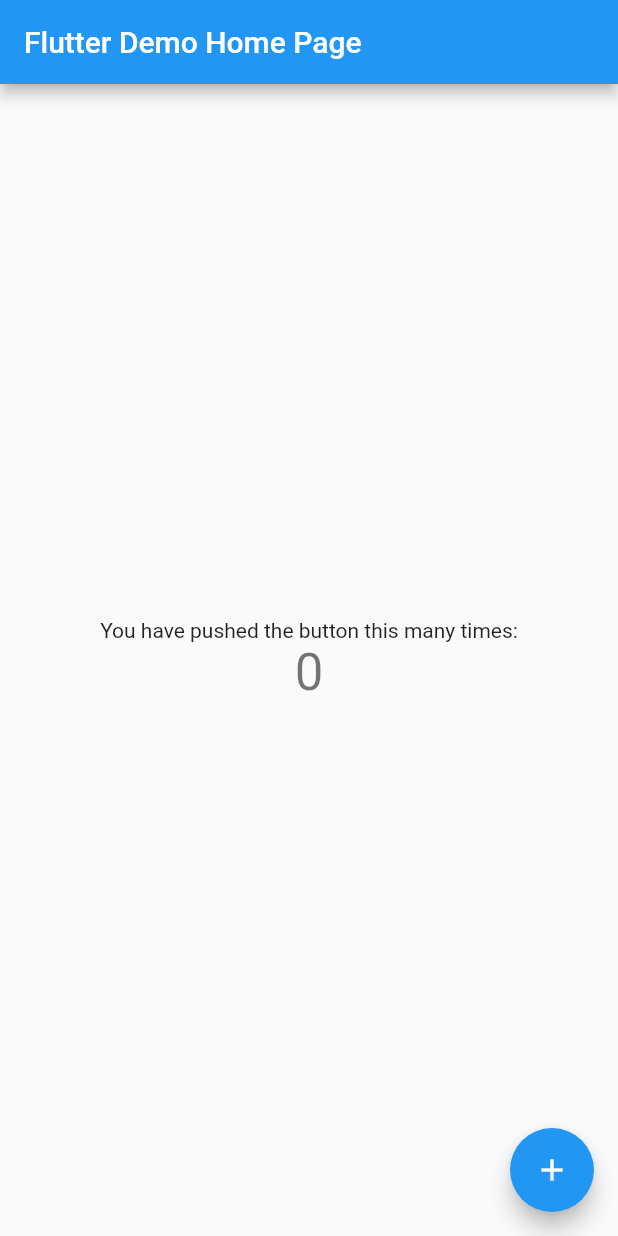
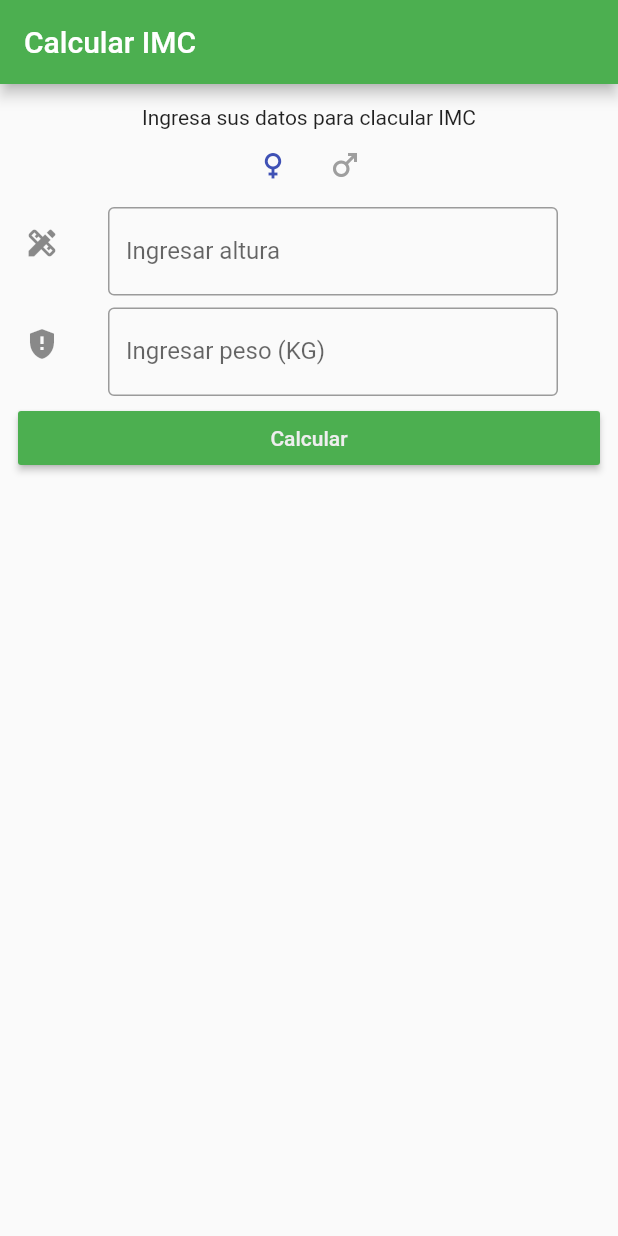
Before and after one commit to Rluthen/Moviles-Tarea-2-IMC, a Flutter app: the screen it shows after launch, on a phone screen of 412 x 824 dp. Run offline on Flutter 3.47's test engine with Material 2 defaults, Android fonts, the phone set to English and light mode, and no system bars; missing offline and left inert: dart:ffi.

```diff
--- /dev/null
+++ b/lib/home_page.dart
@@ -0,0 +1,149 @@
+import 'dart:ffi';
+import 'dart:math';
+
+import 'package:flutter/material.dart';
+
+class HomePage extends StatefulWidget {
+  const HomePage({
+    Key? key,
+  }) : super(key: key);
+
+  @override
+  _HomePageState createState() => _HomePageState();
+}
+
+class _HomePageState extends State<HomePage> {
+  var heightController = TextEditingController();
+  var weightController = TextEditingController();
+
+  num _totalAmount = 0.0;
+  bool _male = false;
+  bool _female = true;
+
+  _pressMale() {
+    setState(() {
+      _male = true;
+      _female = false;
+    });
+  }
+
+  _pressFemale() {
+    setState(() {
+      _male = false;
+      _female = true;
+    });
+  }
+
+  @override
+  Widget build(BuildContext context) {
+    return Scaffold(
+      appBar: AppBar(
+        title: Text('Calcular IMC'),
+      ),
+      body: ListView(
+        children: [
+          SizedBox(height: 14),
+          Text(
+            "Ingresa sus datos para clacular IMC",
+            textAlign: TextAlign.center,
+          ),
+          Row(
+            mainAxisAlignment: MainAxisAlignment.center,
+            children: [
+              IconButton(
+                onPressed: _pressFemale,
+                icon: Icon(
+                  Icons.female,
+                  color: _female ? Colors.indigo : Colors.grey,
+                ),
+              ),
+              IconButton(
+                onPressed: _pressMale,
+                icon: Icon(
+                  Icons.male,
+                  color: _male ? Colors.indigo : Colors.grey,
+                ),
+              )
+            ],
+          ),
+          ListTile(
+            leading: Icon(Icons.design_services),
+            title: Padding(
+              padding: EdgeInsets.only(right: 24),
+              child: TextField(
+                controller: heightController,
+                keyboardType: TextInputType.number,
+                decoration: InputDecoration(
+                  labelText: "Ingresar altura",
+                  border: OutlineInputBorder(),
+                ),
+              ),
+            ),
+          ),
+          ListTile(
+            leading: Icon(Icons.gpp_maybe),
+            title: Padding(
+              padding: EdgeInsets.only(right: 24),
+              child: TextField(
+                controller: weightController,
+                keyboardType: TextInputType.number,
+                decoration: InputDecoration(
+                  labelText: "Ingresar peso (KG)",
+                  border: OutlineInputBorder(),
+                ),
+              ),
+            ),
+          ),
+          Row(
+            children: [
+              Expanded(
+                child: Padding(
+                  padding: EdgeInsets.symmetric(horizontal: 12),
+                  child: MaterialButton(
+                    child: Text(
+                      "Calcular",
+                      style: TextStyle(color: Colors.grey[200]),
+                    ),
+                    onPressed: () {
+                      _showIMC();
+                    },
+                    color: Colors.green,
+                  ),
+                ),
+              ),
+            ],
+          ),
+        ],
+      ),
+    );
+  }
+
+  Future<void> _showIMC() async {
+    return showDialog<void>(
+      context: context,
+      barrierDismissible: false, // user must tap button!
+      builder: (BuildContext context) {
+        return AlertDialog(
+          title: Text(
+              'Tu IMC: ${num.parse(weightController.text) / pow(num.parse(heightController.text), 2)}'),
+          content: SingleChildScrollView(
+            child: ListBody(
+              children: const <Widget>[
+                Text('This is a demo alert dialog.'),
+                Text('Would you like to approve of this message?'),
+              ],
+            ),
+          ),
+          actions: <Widget>[
+            TextButton(
+              child: const Text('Aceptar'),
+              onPressed: () {
+                Navigator.of(context).pop();
+              },
+            ),
+          ],
+        );
+      },
+    );
+  }
+}
--- a/lib/main.dart
+++ b/lib/main.dart
@@ -1,113 +1,17 @@
+import 'package:calcular_imc/home_page.dart';
 import 'package:flutter/material.dart';
 
-void main() {
-  runApp(MyApp());
-}
+void main() => runApp(MyApp());
 
 class MyApp extends StatelessWidget {
-  // This widget is the root of your application.
   @override
   Widget build(BuildContext context) {
     return MaterialApp(
-      title: 'Flutter Demo',
+      title: 'Material App',
       theme: ThemeData(
-        // This is the theme of your application.
-        //
-        // Try running your application with "flutter run". You'll see the
-        // application has a blue toolbar. Then, without quitting the app, try
-        // changing the primarySwatch below to Colors.green and then invoke
-        // "hot reload" (press "r" in the console where you ran "flutter run",
-        // or simply save your changes to "hot reload" in a Flutter IDE).
-        // Notice that the counter didn't reset back to zero; the application
-        // is not restarted.
-        primarySwatch: Colors.blue,
+        primaryColor: Colors.green,
       ),
-      home: MyHomePage(title: 'Flutter Demo Home Page'),
+      home: HomePage(),
     );
   }
 }
-
-class MyHomePage extends StatefulWidget {
-  MyHomePage({Key? key, required this.title}) : super(key: key);
-
-  // This widget is the home page of your application. It is stateful, meaning
-  // that it has a State object (defined below) that contains fields that affect
-  // how it looks.
-
-  // This class is the configuration for the state. It holds the values (in this
-  // case the title) provided by the parent (in this case the App widget) and
-  // used by the build method of the State. Fields in a Widget subclass are
-  // always marked "final".
-
-  final String title;
-
-  @override
-  _MyHomePageState createState() => _MyHomePageState();
-}
-
-class _MyHomePageState extends State<MyHomePage> {
-  int _counter = 0;
-
-  void _incrementCounter() {
-    setState(() {
-      // This call to setState tells the Flutter framework that something has
-      // changed in this State, which causes it to rerun the build method below
-      // so that the display can reflect the updated values. If we changed
-      // _counter without calling setState(), then the build method would not be
-      // called again, and so nothing would appear to happen.
-      _counter++;
-    });
-  }
-
-  @override
-  Widget build(BuildContext context) {
-    // This method is rerun every time setState is called, for instance as done
-    // by the _incrementCounter method above.
-    //
-    // The Flutter framework has been optimized to make rerunning build methods
-    // fast, so that you can just rebuild anything that needs updating rather
-    // than having to individually change instances of widgets.
-    return Scaffold(
-      appBar: AppBar(
-        // Here we take the value from the MyHomePage object that was created by
-        // the App.build method, and use it to set our appbar title.
-        title: Text(widget.title),
-      ),
-      body: Center(
-        // Center is a layout widget. It takes a single child and positions it
-        // in the middle of the parent.
-        child: Column(
-          // Column is also a layout widget. It takes a list of children and
-          // arranges them vertically. By default, it sizes itself to fit its
-          // children horizontally, and tries to be as tall as its parent.
-          //
-          // Invoke "debug painting" (press "p" in the console, choose the
-          // "Toggle Debug Paint" action from the Flutter Inspector in Android
-          // Studio, or the "Toggle Debug Paint" command in Visual Studio Code)
-          // to see the wireframe for each widget.
-          //
-          // Column has various properties to control how it sizes itself and
-          // how it positions its children. Here we use mainAxisAlignment to
-          // center the children vertically; the main axis here is the vertical
-          // axis because Columns are vertical (the cross axis would be
-          // horizontal).
-          mainAxisAlignment: MainAxisAlignment.center,
-          children: <Widget>[
-            Text(
-              'You have pushed the button this many times:',
-            ),
-            Text(
-              '$_counter',
-              style: Theme.of(context).textTheme.headline4,
-            ),
-          ],
-        ),
-      ),
-      floatingActionButton: FloatingActionButton(
-        onPressed: _incrementCounter,
-        tooltip: 'Increment',
-        child: Icon(Icons.add),
-      ), // This trailing comma makes auto-formatting nicer for build methods.
-    );
-  }
-}
```
